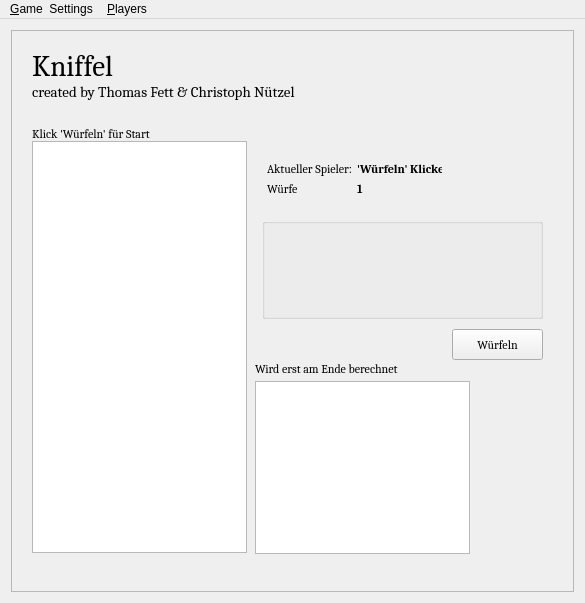
This is Kniffel/mainwindow.ui in ChristophNuetzel/CPP4J_Projekt as Qt 5 draws it before an edit. The edited form follows.
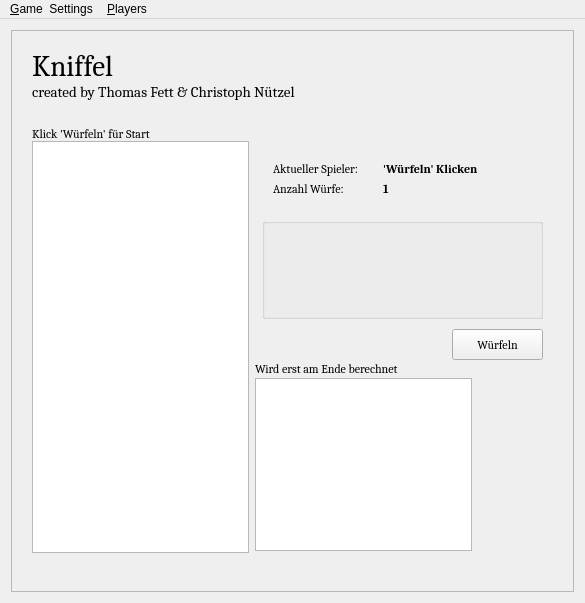
This is the edited form.

Commit message: UI changed (background, labels, buttons)

The edit to the form file:
```diff
--- a/Kniffel/mainwindow.ui
+++ b/Kniffel/mainwindow.ui
@@ -53,9 +53,9 @@
        <widget class="QWidget" name="gridLayoutWidget">
         <property name="geometry">
          <rect>
-          <x>244</x>
+          <x>250</x>
           <y>120</y>
-          <width>197</width>
+          <width>236</width>
           <height>55</height>
          </rect>
         </property>
@@ -118,7 +118,7 @@
             </font>
            </property>
            <property name="text">
-            <string>Würfe</string>
+            <string>Anzahl Würfe:</string>
            </property>
           </widget>
          </item>
@@ -190,12 +190,12 @@
          <rect>
           <x>20</x>
           <y>110</y>
-          <width>215</width>
+          <width>217</width>
           <height>412</height>
          </rect>
         </property>
         <property name="sizePolicy">
-         <sizepolicy hsizetype="Minimum" vsizetype="Preferred">
+         <sizepolicy hsizetype="Minimum" vsizetype="Minimum">
           <horstretch>0</horstretch>
           <verstretch>0</verstretch>
          </sizepolicy>
@@ -229,8 +229,8 @@
         <property name="geometry">
          <rect>
           <x>243</x>
-          <y>350</y>
-          <width>215</width>
+          <y>347</y>
+          <width>217</width>
           <height>173</height>
          </rect>
         </property>
```
Left out of the diff: 1 changed line with no effect on the pictures. The commit also changes 1 other file.
